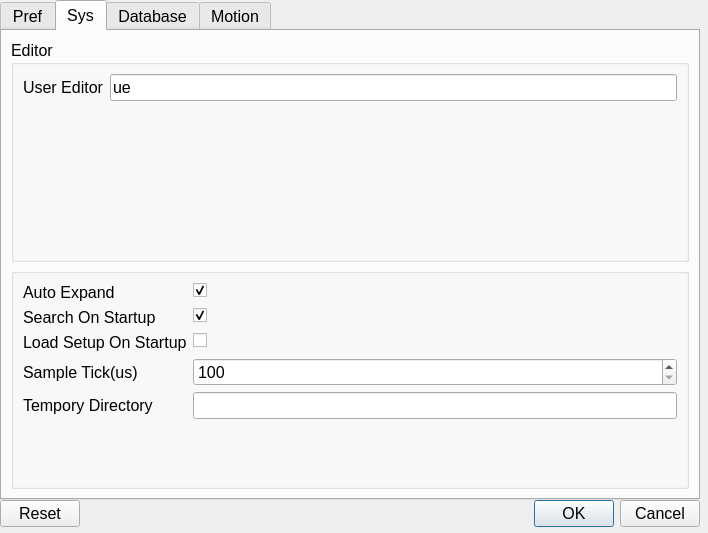
Qt form source/wnd/ui/syspref.ui (ww4u/megarobostudio) before a commit.
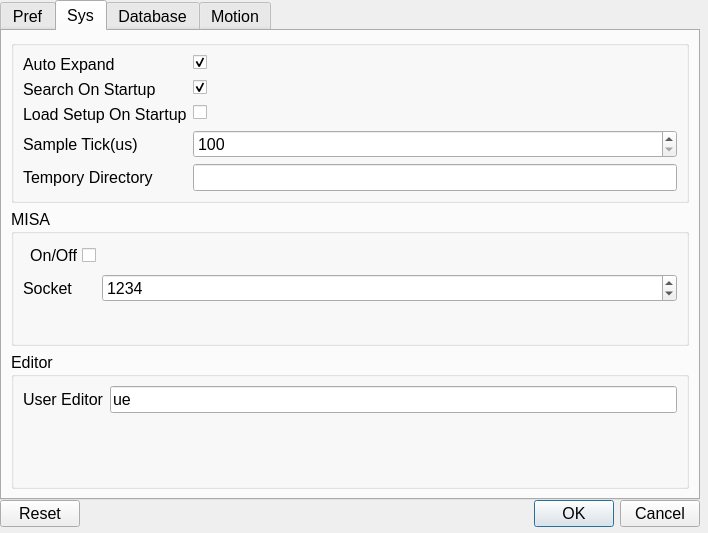
The same form after that commit. The open tabs and pages were chosen to show the change. Icons and pictures are not drawn.

```diff
--- a/source/wnd/ui/syspref.ui
+++ b/source/wnd/ui/syspref.ui
@@ -474,31 +474,6 @@
       </attribute>
       <layout class="QVBoxLayout" name="verticalLayout_7">
        <item>
-        <layout class="QVBoxLayout" name="verticalLayout_5">
-         <item>
-          <widget class="QGroupBox" name="groupBox_6">
-           <property name="title">
-            <string>Editor</string>
-           </property>
-           <layout class="QFormLayout" name="formLayout_2">
-            <item row="0" column="0">
-             <widget class="QLabel" name="label_16">
-              <property name="text">
-               <string>User Editor</string>
-              </property>
-             </widget>
-            </item>
-            <item row="0" column="1">
-             <widget class="QLineEdit" name="lineEdit">
-              <property name="text">
-               <string>ue</string>
-              </property>
-             </widget>
-            </item>
-           </layout>
-          </widget>
-         </item>
-         <item>
           <widget class="QGroupBox" name="groupBox_7">
            <property name="title">
             <string/>
@@ -592,7 +567,67 @@
            </layout>
           </widget>
          </item>
-        </layout>
+       <item>
+        <widget class="QGroupBox" name="groupBox_9">
+         <property name="title">
+          <string>MISA</string>
+         </property>
+         <layout class="QFormLayout" name="formLayout_5">
+          <item row="1" column="0">
+           <widget class="QLabel" name="label_25">
+            <property name="text">
+             <string>Socket</string>
+            </property>
+           </widget>
+          </item>
+          <item row="1" column="1">
+           <widget class="QSpinBox" name="spinMisaSocket">
+            <property name="maximum">
+             <number>65535</number>
+            </property>
+            <property name="value">
+             <number>1234</number>
+            </property>
+           </widget>
+          </item>
+          <item row="0" column="0">
+           <widget class="QCheckBox" name="chkMisaEn">
+            <property name="layoutDirection">
+             <enum>Qt::RightToLeft</enum>
+            </property>
+            <property name="text">
+             <string>On/Off</string>
+            </property>
+           </widget>
+          </item>
+         </layout>
+        </widget>
+       </item>
+       <item>
+        <layout class="QVBoxLayout" name="verticalLayout_5"/>
+       </item>
+       <item>
+        <widget class="QGroupBox" name="groupBox_6">
+         <property name="title">
+          <string>Editor</string>
+         </property>
+         <layout class="QFormLayout" name="formLayout_2">
+          <item row="0" column="0">
+           <widget class="QLabel" name="label_16">
+            <property name="text">
+             <string>User Editor</string>
+            </property>
+           </widget>
+          </item>
+          <item row="0" column="1">
+           <widget class="QLineEdit" name="lineEdit">
+            <property name="text">
+             <string>ue</string>
+            </property>
+           </widget>
+          </item>
+         </layout>
+        </widget>
        </item>
       </layout>
      </widget>
```
Left out of the diff: 89 changed lines with no effect on the pictures. Lines whose indentation alone changed are shown as unchanged.
